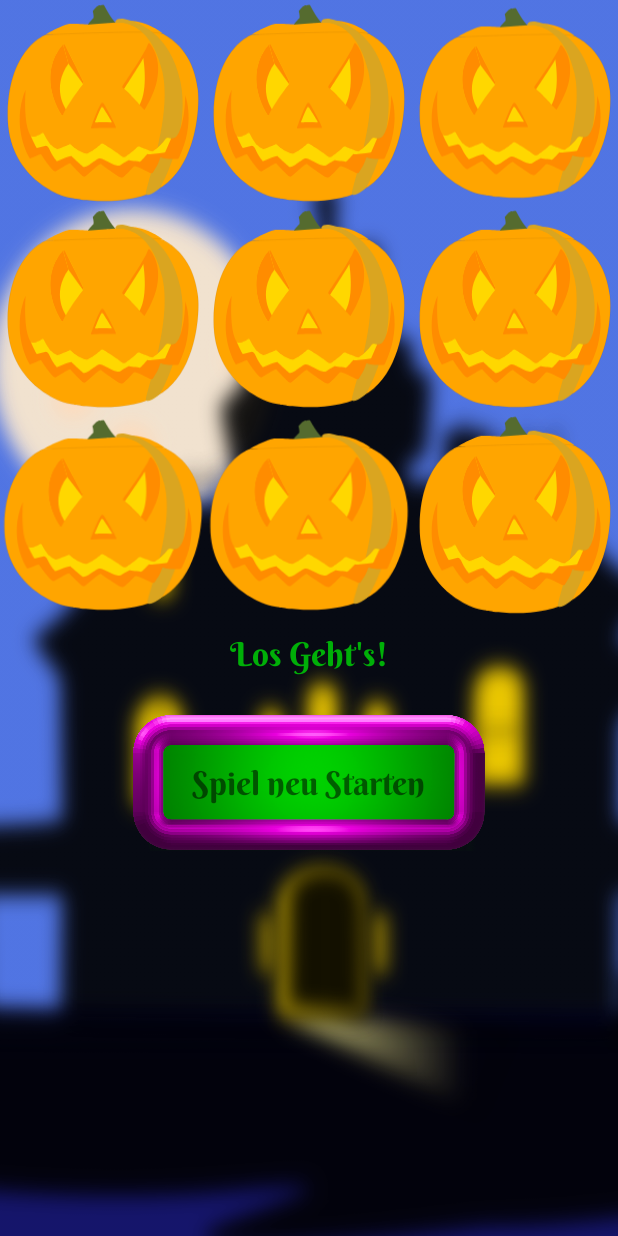
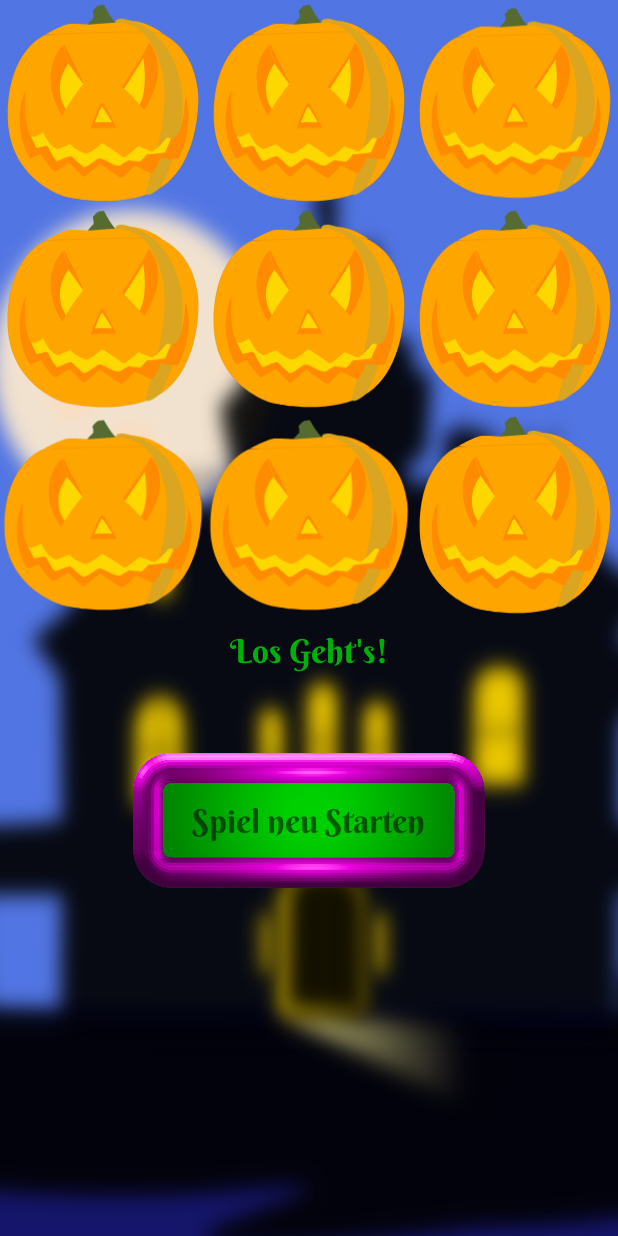
Before and after one commit to jc-oma/And_Tic_Tac_Toe_Free, an Android app: the screen it shows after launch (MainActivity), on a phone screen of 412 x 824 dp. Run offline under Robolectric (Android 15) with nearby library versions, the phone set to English and light mode, and no system bars; our stand-ins replace Room's generated code; libraries missing offline, so code that uses them is left out: nl.dionsegijn.konfetti.

Commit message:
fixed an layout issue in the twodimensions board view

```diff
--- a/app/src/main/res/layout/view_board_two_dimensions_simple.xml
+++ b/app/src/main/res/layout/view_board_two_dimensions_simple.xml
@@ -9,8 +9,8 @@
         android:layout_width="0dp"
         android:layout_height="0dp"
         android:scaleType="centerCrop"
+        android:scaleY="1.1"
         android:src="@drawable/spooky_house_background_diffuse"
-        android:scaleY="1.1"
         app:layout_constraintBottom_toBottomOf="parent"
         app:layout_constraintEnd_toEndOf="parent"
         app:layout_constraintStart_toStartOf="parent"
@@ -168,12 +168,16 @@
 
     <TextView
         android:id="@+id/game_info"
+        android:layout_width="0dp"
+        android:layout_height="wrap_content"
+        android:layout_marginStart="16dp"
+        android:layout_marginTop="8dp"
+        android:layout_marginEnd="16dp"
+        android:fontFamily="@font/berkshire_swash_regular"
+        android:minLines="2"
+        android:textAlignment="center"
         android:textColor="@color/spooky_green"
         android:textSize="22sp"
-        android:fontFamily="@font/berkshire_swash_regular"
-        android:layout_width="wrap_content"
-        android:layout_height="wrap_content"
-        android:layout_marginTop="10dp"
         app:layout_constraintEnd_toEndOf="parent"
         app:layout_constraintStart_toStartOf="parent"
         app:layout_constraintTop_toBottomOf="@+id/three_three"
```
